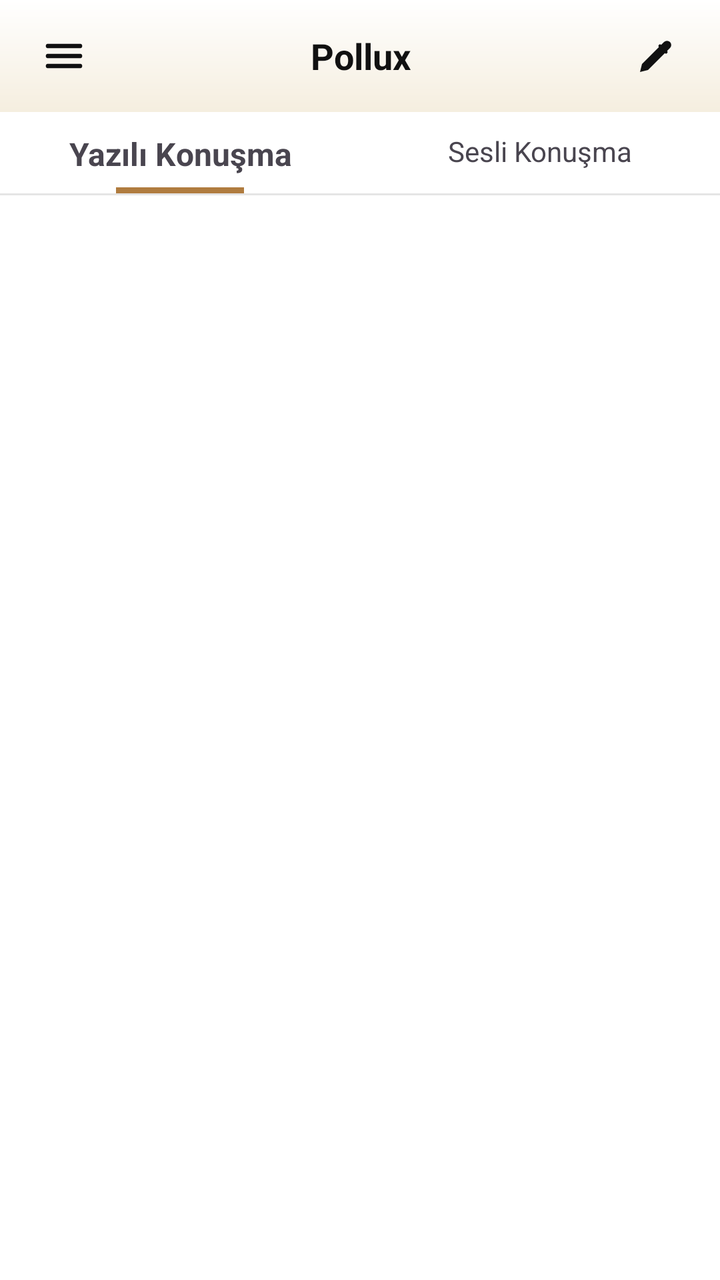
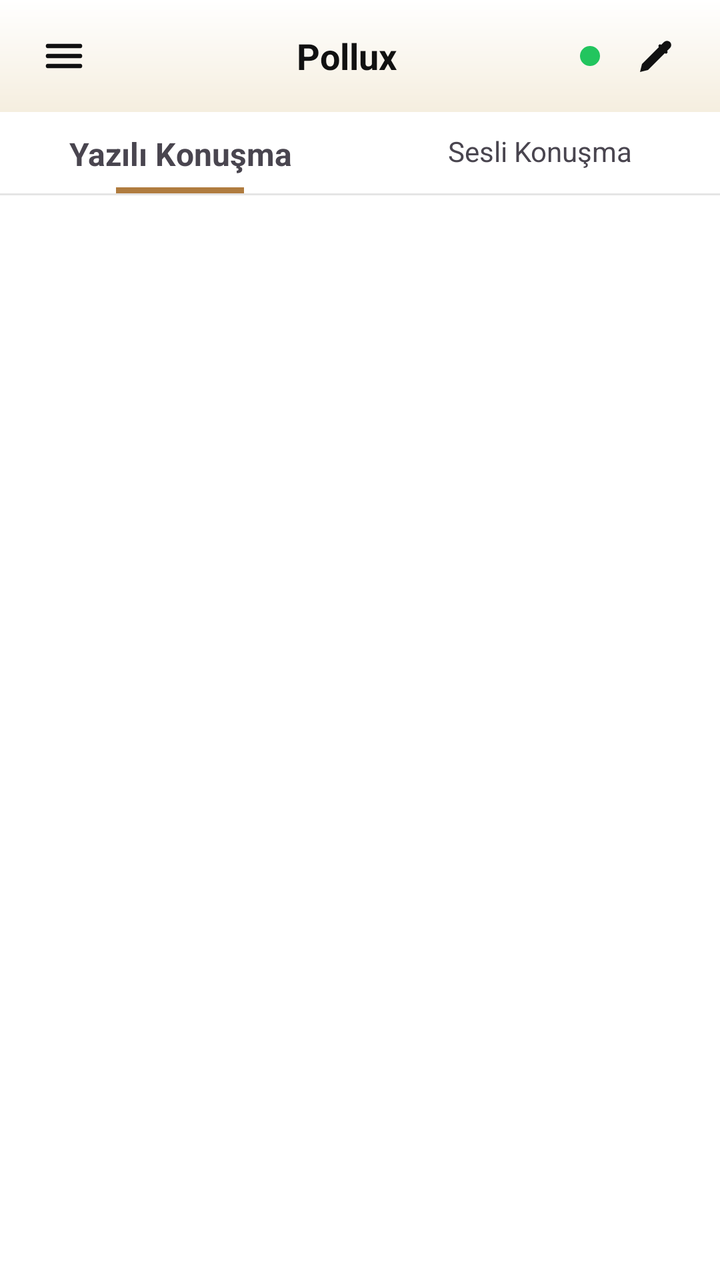

Two renders of the same Android screen: before a commit and after it. Below are the layout's source before the change and the commit's diff.
<!-- AndroidManifest.xml: application theme Theme.SesliAsistan -->
<!-- res/layout/activity_main.xml -->
﻿<?xml version="1.0" encoding="utf-8"?>
<androidx.drawerlayout.widget.DrawerLayout xmlns:android="http://schemas.android.com/apk/res/android"
    xmlns:app="http://schemas.android.com/apk/res-auto"
    android:id="@+id/drawer"
    android:layout_width="match_parent"
    android:layout_height="match_parent"
    android:background="@color/bg">

    <LinearLayout
        android:layout_width="match_parent"
        android:layout_height="match_parent"
        android:orientation="vertical">

        <LinearLayout
            android:layout_width="match_parent"
            android:layout_height="56dp"
            android:orientation="horizontal"
            android:gravity="center_vertical"
            android:paddingStart="8dp"
            android:paddingEnd="8dp"
            android:background="@drawable/header_gradient">

            <ImageButton
                android:id="@+id/menuBtn"
                android:layout_width="48dp"
                android:layout_height="48dp"
                android:background="?attr/selectableItemBackgroundBorderless"
                android:src="@drawable/ic_menu"
                android:tint="@color/ink"
                android:contentDescription="Menü" />

            <TextView
                android:layout_width="0dp"
                android:layout_height="wrap_content"
                android:layout_weight="1"
                android:text="Pollux"
                android:textColor="@color/ink"
                android:textSize="18sp"
                android:textStyle="bold"
                android:gravity="center" />

            <ImageButton
                android:id="@+id/newChatBtn"
                android:layout_width="48dp"
                android:layout_height="48dp"
                android:background="?attr/selectableItemBackgroundBorderless"
                android:src="@drawable/ic_edit"
                android:tint="@color/ink"
                android:contentDescription="Yeni sohbet" />
        </LinearLayout>

        <LinearLayout
            android:layout_width="match_parent"
            android:layout_height="wrap_content"
            android:orientation="horizontal"
            android:weightSum="2"
            android:background="@color/bg">

            <LinearLayout
                android:layout_width="0dp"
                android:layout_height="wrap_content"
                android:layout_weight="1"
                android:orientation="vertical"
                android:gravity="center">

                <TextView
                    android:id="@+id/tabText"
                    android:layout_width="match_parent"
                    android:layout_height="wrap_content"
                    android:text="Yazılı Konuşma"
                    android:gravity="center"
                    android:paddingTop="10dp"
                    android:paddingBottom="6dp"
                    android:textSize="16sp"
                    android:textStyle="bold" />

                <View
                    android:id="@+id/tabTextLine"
                    android:layout_width="64dp"
                    android:layout_height="3dp"
                    android:background="@color/gold" />
            </LinearLayout>

            <LinearLayout
                android:layout_width="0dp"
                android:layout_height="wrap_content"
                android:layout_weight="1"
                android:orientation="vertical"
                android:gravity="center">

                <TextView
                    android:id="@+id/tabVoice"
                    android:layout_width="match_parent"
                    android:layout_height="wrap_content"
                    android:text="Sesli Konuşma"
                    android:gravity="center"
                    android:paddingTop="10dp"
                    android:paddingBottom="6dp"
                    android:textSize="14sp" />

                <View
                    android:id="@+id/tabVoiceLine"
                    android:layout_width="64dp"
                    android:layout_height="3dp"
                    android:background="@color/gold"
                    android:visibility="invisible" />
            </LinearLayout>
        </LinearLayout>

        <View
            android:layout_width="match_parent"
            android:layout_height="1dp"
            android:background="@color/line" />

        <FrameLayout
            android:id="@+id/fragmentBox"
            android:layout_width="match_parent"
            android:layout_height="match_parent" />
    </LinearLayout>

    <com.google.android.material.navigation.NavigationView
        android:id="@+id/nav"
        android:layout_width="300dp"
        android:layout_height="match_parent"
        android:layout_gravity="start"
        android:background="@color/bg"
        app:headerLayout="@layout/drawer_header"
        app:menu="@menu/drawer_menu" />
</androidx.drawerlayout.widget.DrawerLayout>
<!-- res/layout/drawer_header.xml (included above) -->
<?xml version="1.0" encoding="utf-8"?>
<LinearLayout xmlns:android="http://schemas.android.com/apk/res/android"
    android:layout_width="match_parent"
    android:layout_height="wrap_content"
    android:orientation="horizontal"
    android:gravity="center_vertical"
    android:padding="18dp">

    <ImageView
        android:layout_width="48dp"
        android:layout_height="48dp"
        android:src="@drawable/avatar_default" />

    <LinearLayout
        android:layout_width="match_parent"
        android:layout_height="wrap_content"
        android:orientation="vertical"
        android:layout_marginStart="12dp">

        <TextView
            android:id="@+id/drawerName"
            android:layout_width="match_parent"
            android:layout_height="wrap_content"
            android:text="Kullanıcı"
            android:textColor="@color/ink"
            android:textSize="16sp"
            android:textStyle="bold" />

        <TextView
            android:id="@+id/drawerMail"
            android:layout_width="match_parent"
            android:layout_height="wrap_content"
            android:text="eposta"
            android:textColor="@color/muted"
            android:textSize="13sp" />
    </LinearLayout>
</LinearLayout>
<!-- resources referenced by this layout -->
<resources>
  <color name="bg">#FFFFFF</color>
  <color name="gold">#B07C3F</color>
  <color name="ink">#111111</color>
  <color name="line">#E5E5E5</color>
  <color name="muted">#6E6E80</color>
  <!-- drawable avatar_default (drawable) -->
  <vector xmlns:android="http://schemas.android.com/apk/res/android"
      android:width="96dp" android:height="96dp"
      android:viewportWidth="96" android:viewportHeight="96">
      <path android:fillColor="#EFE9DC" android:pathData="M48,2 a46,46 0 1,0 0.1,0 z" />
      <path android:fillColor="#3A3A42" android:pathData="M34,42 m-5,0 a5,5 0 1,0 10,0 a5,5 0 1,0 -10,0" />
      <path android:fillColor="#3A3A42" android:pathData="M62,42 m-5,0 a5,5 0 1,0 10,0 a5,5 0 1,0 -10,0" />
      <path android:fillColor="#B07C3F" android:fillAlpha="0.5" android:pathData="M25,55 m-6,0 a6,6 0 1,0 12,0 a6,6 0 1,0 -12,0" />
      <path android:fillColor="#B07C3F" android:fillAlpha="0.5" android:pathData="M65,55 m-6,0 a6,6 0 1,0 12,0 a6,6 0 1,0 -12,0" />
      <path android:fillColor="#00000000" android:strokeColor="#3A3A42" android:strokeWidth="4"
          android:strokeLineCap="round" android:pathData="M36,60 Q48,72 60,60" />
  </vector>
  <!-- drawable header_gradient (drawable) -->
  <?xml version="1.0" encoding="utf-8"?>
  <shape xmlns:android="http://schemas.android.com/apk/res/android" android:shape="rectangle">
      <gradient
          android:angle="90"
          android:startColor="@color/goldSoft"
          android:endColor="@color/bg" />
  </shape>
  <!-- drawable ic_edit (drawable) -->
  <vector xmlns:android="http://schemas.android.com/apk/res/android"
      android:width="24dp" android:height="24dp"
      android:viewportWidth="24" android:viewportHeight="24">
      <path android:fillColor="#111111"
          android:pathData="M4,20 l1,-4 L16,5 a2.1,2.1 0 0,1 3,3 L8,19 Z" />
      <path android:fillColor="#00000000" android:strokeColor="#FFFFFF"
          android:strokeWidth="1.6" android:strokeLineCap="round"
          android:pathData="M14,7 l3,3" />
  </vector>
  <!-- drawable ic_menu (drawable) -->
  <vector xmlns:android="http://schemas.android.com/apk/res/android"
      android:width="24dp" android:height="24dp"
      android:viewportWidth="24" android:viewportHeight="24">
      <path android:fillColor="#00000000" android:strokeColor="#111111"
          android:strokeWidth="2.2" android:strokeLineCap="round"
          android:pathData="M4,7 h16 M4,12 h16 M4,17 h16" />
  </vector>
  <style name="Theme.SesliAsistan" parent="Theme.Material3.DayNight.NoActionBar">
          <item name="android:textColorPrimary">@color/ink</item>
          <item name="android:textColorSecondary">@color/muted</item>
          <item name="android:textColorHint">@color/muted</item>
          <item name="android:editTextStyle">@style/Widget.SesliAsistan.EditText</item>
          <item name="android:windowBackground">@color/bg</item>
      </style>
  <color name="goldSoft">#F5EEDF</color>
  <style name="Widget.SesliAsistan.EditText" parent="Widget.AppCompat.EditText">
          <item name="android:textColor">@color/ink</item>
          <item name="android:textColorHint">@color/muted</item>
          <item name="android:background">@null</item>
      </style>
</resources>

<!-- the commit's change to res/layout/activity_main.xml (unified diff, before → after) -->
@@ -38,6 +38,13 @@
                 android:textSize="18sp"
                 android:textStyle="bold"
                 android:gravity="center" />
+
+            <View
+                android:id="@+id/netDot"
+                android:layout_width="10dp"
+                android:layout_height="10dp"
+                android:layout_marginEnd="4dp"
+                android:background="@drawable/dot_ok" />
 
             <ImageButton
                 android:id="@+id/newChatBtn"
@@ -124,22 +131,36 @@
         android:layout_height="match_parent"
         android:layout_gravity="start"
         android:background="@color/bg"
+        app:itemIconTint="@color/gold"
+        app:itemTextColor="@color/ink"
         app:headerLayout="@layout/drawer_header"
         app:menu="@menu/drawer_menu" />
 </androidx.drawerlayout.widget.DrawerLayout>
 <!-- res/layout/drawer_header.xml (included above) -->
 <?xml version="1.0" encoding="utf-8"?>
 <LinearLayout xmlns:android="http://schemas.android.com/apk/res/android"
+    xmlns:app="http://schemas.android.com/apk/res-auto"
     android:layout_width="match_parent"
     android:layout_height="wrap_content"
     android:orientation="horizontal"
     android:gravity="center_vertical"
+    android:background="@drawable/header_gradient"
     android:padding="18dp">
 
-    <ImageView
-        android:layout_width="48dp"
-        android:layout_height="48dp"
-        android:src="@drawable/avatar_default" />
+    <com.google.android.material.card.MaterialCardView
+        android:layout_width="52dp"
+        android:layout_height="52dp"
+        app:cardCornerRadius="26dp"
+        app:cardElevation="0dp"
+        app:cardBackgroundColor="@color/bg"
+        app:strokeColor="@color/gold"
+        app:strokeWidth="2dp">
+
+        <ImageView
+            android:layout_width="match_parent"
+            android:layout_height="match_parent"
+            android:src="@drawable/avatar_default" />
+    </com.google.android.material.card.MaterialCardView>
 
     <LinearLayout
         android:layout_width="match_parent"
<!-- resource entries referenced after the edit -->
@@ -17,6 +17,11 @@
       <path android:fillColor="#00000000" android:strokeColor="#3A3A42" android:strokeWidth="4"
           android:strokeLineCap="round" android:pathData="M36,60 Q48,72 60,60" />
   </vector>
+  <!-- drawable dot_ok (drawable) -->
+  <?xml version="1.0" encoding="utf-8"?>
+  <shape xmlns:android="http://schemas.android.com/apk/res/android" android:shape="oval">
+      <solid android:color="#22C55E" />
+  </shape>
   <!-- drawable header_gradient (drawable) -->
   <?xml version="1.0" encoding="utf-8"?>
   <shape xmlns:android="http://schemas.android.com/apk/res/android" android:shape="rectangle">
@@ -49,6 +54,11 @@
           <item name="android:textColorHint">@color/muted</item>
           <item name="android:editTextStyle">@style/Widget.SesliAsistan.EditText</item>
           <item name="android:windowBackground">@color/bg</item>
+          <item name="colorPrimary">@color/gold</item>
+          <item name="colorOnPrimary">@color/onGold</item>
+          <item name="colorSecondary">@color/gold</item>
+          <item name="colorSurface">@color/card</item>
+          <item name="colorOnSurface">@color/ink</item>
       </style>
   <color name="goldSoft">#F5EEDF</color>
   <style name="Widget.SesliAsistan.EditText" parent="Widget.AppCompat.EditText">
@@ -56,5 +66,7 @@
           <item name="android:textColorHint">@color/muted</item>
           <item name="android:background">@null</item>
       </style>
+  <color name="onGold">#141414</color>
+  <color name="card">#FFFFFF</color>
 </resources>
 
